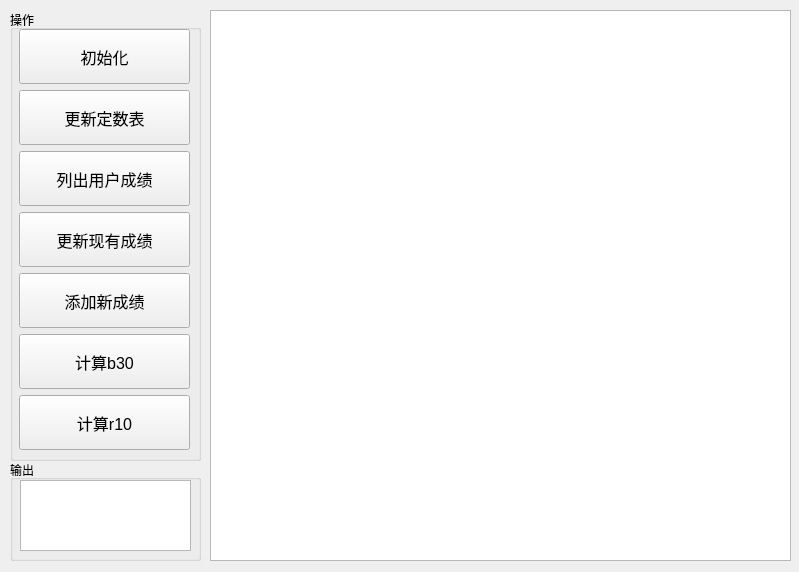
Jinvic/arc_pttcul, file GUI_PySide6/arc_pttcul.ui: the form before one commit.
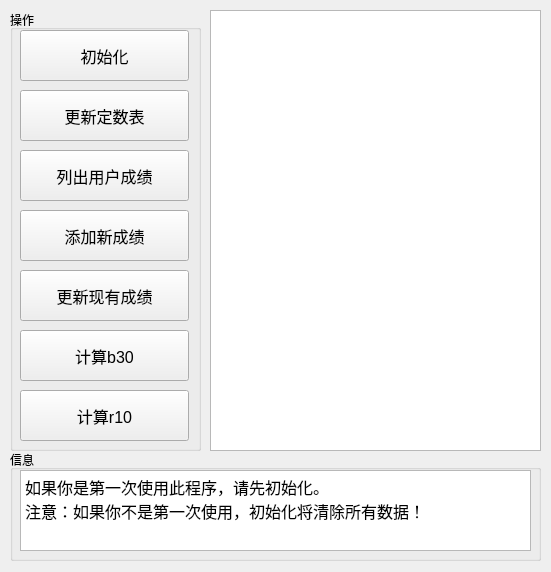
The form after the commit.

```diff
--- a/GUI_PySide6/arc_pttcul.ui
+++ b/GUI_PySide6/arc_pttcul.ui
@@ -6,7 +6,7 @@
    <rect>
     <x>0</x>
     <y>0</y>
-    <width>799</width>
+    <width>551</width>
     <height>572</height>
    </rect>
   </property>
@@ -18,8 +18,8 @@
     <rect>
      <x>210</x>
      <y>10</y>
-     <width>581</width>
-     <height>551</height>
+     <width>331</width>
+     <height>441</height>
     </rect>
    </property>
   </widget>
@@ -29,27 +29,21 @@
      <x>10</x>
      <y>10</y>
      <width>191</width>
-     <height>451</height>
+     <height>441</height>
     </rect>
    </property>
    <property name="title">
     <string>操作</string>
    </property>
-   <widget class="QWidget" name="verticalLayoutWidget">
-    <property name="geometry">
-     <rect>
-      <x>9</x>
-      <y>19</y>
-      <width>171</width>
-      <height>421</height>
-     </rect>
-    </property>
-    <layout class="QVBoxLayout" name="verticalLayout">
-     <property name="spacing">
-      <number>6</number>
-     </property>
-     <item>
       <widget class="QPushButton" name="PB_init">
+    <property name="geometry">
+     <rect>
+      <x>10</x>
+      <y>20</y>
+      <width>169</width>
+      <height>51</height>
+     </rect>
+    </property>
        <property name="font">
         <font>
          <pointsize>12</pointsize>
@@ -61,9 +55,15 @@
 </string>
        </property>
       </widget>
-     </item>
-     <item>
       <widget class="QPushButton" name="PB_CCT_update">
+    <property name="geometry">
+     <rect>
+      <x>10</x>
+      <y>80</y>
+      <width>169</width>
+      <height>51</height>
+     </rect>
+    </property>
        <property name="font">
         <font>
          <pointsize>12</pointsize>
@@ -75,9 +75,15 @@
 </string>
        </property>
       </widget>
-     </item>
-     <item>
       <widget class="QPushButton" name="PB_UDT_list">
+    <property name="geometry">
+     <rect>
+      <x>10</x>
+      <y>140</y>
+      <width>169</width>
+      <height>51</height>
+     </rect>
+    </property>
        <property name="font">
         <font>
          <pointsize>12</pointsize>
@@ -89,23 +95,15 @@
 </string>
        </property>
       </widget>
-     </item>
-     <item>
-      <widget class="QPushButton" name="PB_UDT_update">
-       <property name="font">
-        <font>
-         <pointsize>12</pointsize>
-        </font>
-       </property>
-       <property name="text">
-        <string>
-更新现有成绩
-</string>
-       </property>
-      </widget>
-     </item>
-     <item>
       <widget class="QPushButton" name="PB_UDT_add">
+    <property name="geometry">
+     <rect>
+      <x>10</x>
+      <y>200</y>
+      <width>169</width>
+      <height>51</height>
+     </rect>
+    </property>
        <property name="font">
         <font>
          <pointsize>12</pointsize>
@@ -117,9 +115,15 @@
 </string>
        </property>
       </widget>
-     </item>
-     <item>
       <widget class="QPushButton" name="PB_b30">
+    <property name="geometry">
+     <rect>
+      <x>10</x>
+      <y>320</y>
+      <width>169</width>
+      <height>51</height>
+     </rect>
+    </property>
        <property name="font">
         <font>
          <pointsize>12</pointsize>
@@ -131,9 +135,15 @@
 </string>
        </property>
       </widget>
-     </item>
-     <item>
       <widget class="QPushButton" name="PB_r10">
+    <property name="geometry">
+     <rect>
+      <x>10</x>
+      <y>380</y>
+      <width>169</width>
+      <height>51</height>
+     </rect>
+    </property>
        <property name="font">
         <font>
          <pointsize>12</pointsize>
@@ -145,33 +155,56 @@
 </string>
        </property>
       </widget>
-     </item>
-    </layout>
+   <widget class="QPushButton" name="PB_UDT_update">
+    <property name="geometry">
+     <rect>
+      <x>10</x>
+      <y>260</y>
+      <width>169</width>
+      <height>51</height>
+     </rect>
+    </property>
+    <property name="font">
+     <font>
+      <pointsize>12</pointsize>
+     </font>
+    </property>
+    <property name="text">
+     <string>
+更新现有成绩
+</string>
+    </property>
    </widget>
   </widget>
   <widget class="QGroupBox" name="groupBox_2">
    <property name="geometry">
     <rect>
      <x>10</x>
-     <y>460</y>
-     <width>191</width>
-     <height>101</height>
+     <y>450</y>
+     <width>531</width>
+     <height>111</height>
     </rect>
    </property>
    <property name="title">
-    <string>输出</string>
+    <string>信息</string>
    </property>
    <widget class="QPlainTextEdit" name="output_text">
     <property name="geometry">
      <rect>
       <x>10</x>
       <y>20</y>
-      <width>171</width>
-      <height>71</height>
+      <width>511</width>
+      <height>81</height>
      </rect>
     </property>
+    <property name="font">
+     <font>
+      <pointsize>12</pointsize>
+     </font>
+    </property>
     <property name="plainText">
-     <string/>
+     <string>如果你是第一次使用此程序，请先初始化。
+注意：如果你不是第一次使用，初始化将清除所有数据！</string>
     </property>
    </widget>
   </widget>
```
Left out of the diff: 2 changed lines with no effect on the pictures. Lines whose indentation alone changed are shown as unchanged.
